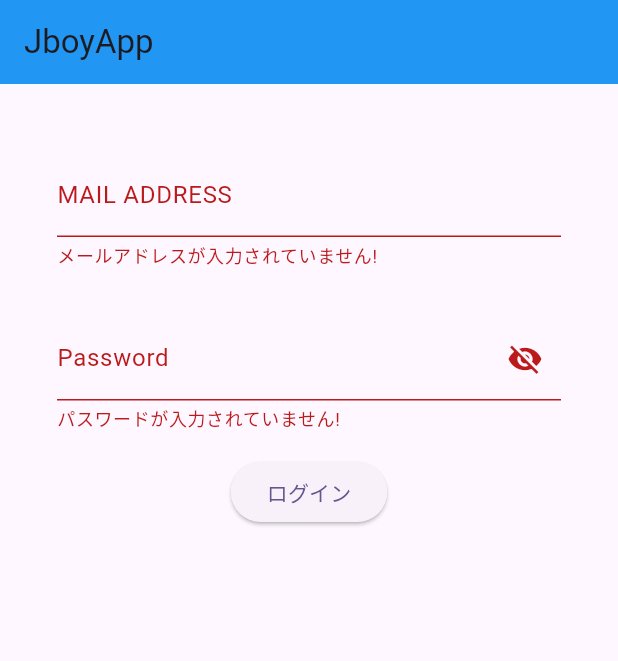
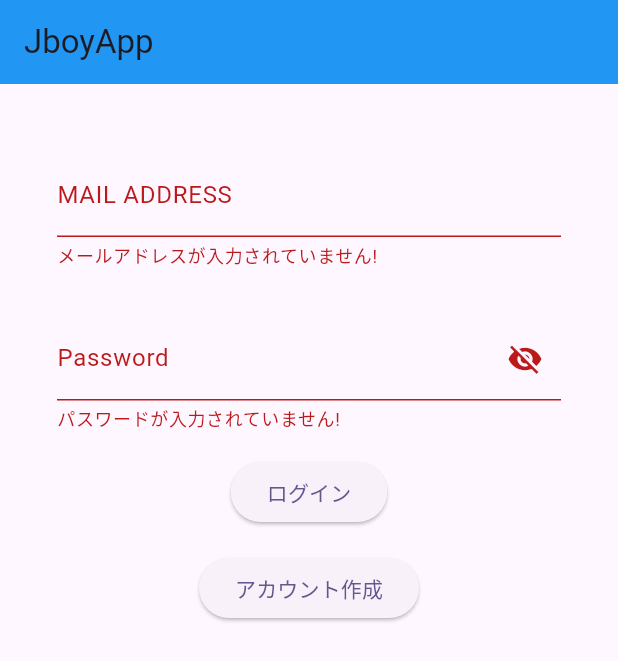
Before and after one commit to itc-s22004/GraduationFlutter, a Flutter app: the screen it shows after launch, after a tap on "ログイン", on a phone screen of 412 x 824 dp. Shown: the top 661 px of the screen. Run offline on Flutter 3.47's test engine with Material 3 defaults, Android fonts, the phone set to English and light mode, and no system bars; our stand-ins replace appinio_swiper, cloud_firestore, firebase_auth, firebase_core, flutter_dotenv, flutter_riverpod and 2 more; accounts and stored records are empty; statements that could not run were skipped.

Commit message:
MBTIの登録できるようになった。 新規登録してからスワイプの画面に行ったら、idが取れなくなっているので、訂正必要。

```diff
--- a/lib/login/login_validate.dart
+++ b/lib/login/login_validate.dart
@@ -2,8 +2,10 @@ import 'package:flutter/material.dart';
 import 'package:firebase_auth/firebase_auth.dart';
 import 'package:cloud_firestore/cloud_firestore.dart';
 import 'package:get/get.dart';
+import 'package:omg/registration/create_account.dart';
 import '../auth_controller.dart';
 import '../mbti/mbti.dart';
+import '../registration/addinfo.dart';
 import '../screens/navigation.dart';
 
 class LoginValidate extends StatefulWidget {
@@ -102,17 +104,16 @@ class _LoginValidateState extends State<LoginValidate> {
                           }
 
                           // これに書き換えないと、ナビゲーションにならない
-                          // Navigator.pushReplacement(
-                          //   context,
-                          //   MaterialPageRoute(builder: (context) => const BottomNavigation()),
-                          // );
+                          Navigator.pushReplacement(
+                            context,
+                            MaterialPageRoute(builder: (context) => const BottomNavigation()),
+                          );
 
                           //一旦確認するために、ログインからMBTIに飛ばしている
-                          Navigator.push(
-                            context,
-                            // MaterialPageRoute(builder: (context) => AddInfo(data: _emailController.text)),
-                            MaterialPageRoute(builder: (context) => Mbti(data: emailController.text)),
-                          );
+                          // Navigator.push(
+                          //   context,
+                          //   // MaterialPageRoute(builder: (context) => Mbti(data: emailController.text)),
+                          // );
 
                         } on FirebaseAuthException catch (e) {
                           String message;
@@ -132,6 +133,18 @@ class _LoginValidateState extends State<LoginValidate> {
                     child: const Text('ログイン'),
                   ),
                 ),
+                const SizedBox(height: 16.0),
+                Center(
+                  child: ElevatedButton(
+                    onPressed: () {
+                      Navigator.push(
+                        context,
+                        MaterialPageRoute(builder: (context) => const CreateAccountPage()), // create_account.dartへ遷移
+                      );
+                    },
+                    child: const Text('アカウント作成'),
+                  ),
+                ),
               ],
             ),
           ),
--- a/lib/main.dart
+++ b/lib/main.dart
@@ -57,7 +57,6 @@ class MyApp extends StatelessWidget {
       ),
       home: const LoginValidate(),
       // home: const CreateAccountPage(),
-      // home: ButtonScrollExample(),
       debugShowCheckedModeBanner: false,
     );
   }
--- a/lib/registration/create_account.dart
+++ b/lib/registration/create_account.dart
@@ -210,8 +210,8 @@ class CreateAccountPageState extends State<CreateAccountPage> {
 
       Navigator.push(
         context,
-        // MaterialPageRoute(builder: (context) => AddInfo(data: _emailController.text)),
-        MaterialPageRoute(builder: (context) => Mbti(data: _emailController.text)),
+        MaterialPageRoute(builder: (context) => AddInfo(data: _emailController.text)),
+        // MaterialPageRoute(builder: (context) => Mbti(data: _emailController.text)),
       );
 
     } on FirebaseAuthException catch (e) {
```
Also changed, not shown: lib/mbti/mbti.dart (+37 -8 lines), lib/registration/addinfo.dart (+14 -2 lines).
